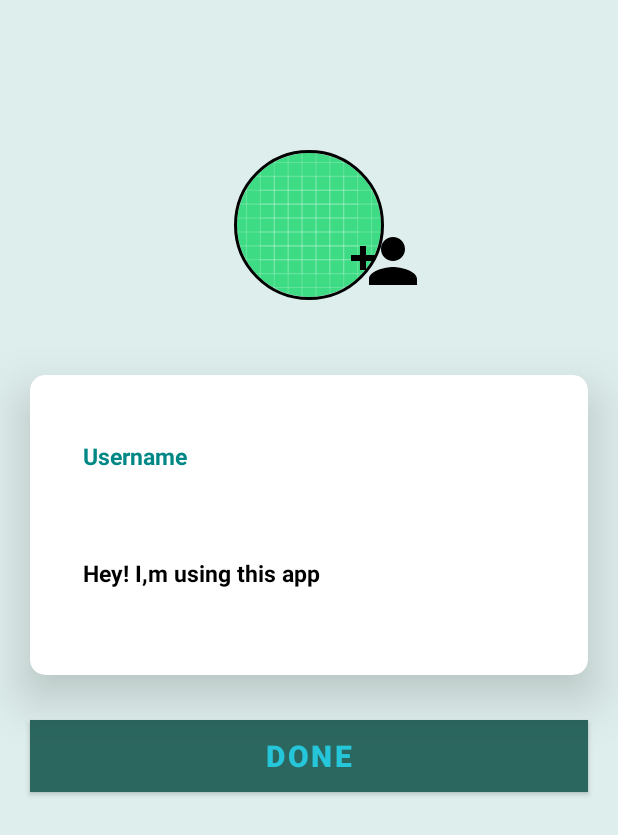
After one commit to RavanSA/MessagingApp, an Android app: the UserRegistrationProfile screen opened directly, with no data from a screen before it, on a phone screen of 412 x 824 dp. The commit adds this screen. Shown: the top 835 px of the screen. Run offline under Robolectric (Android 15) with nearby library versions, the phone set to English and light mode, and no system bars; our stand-ins replace CircleImageView, Firebase (no records; nobody signed in at launch, a user with empty details on screens opened directly), Picasso; libraries missing offline, so code that uses them is left out: com.canhub.cropper, com.example.awesomedialog.

Commit message:
user prof pic implemented

```diff
--- a/app/src/main/java/com/project/messagingapp/Activities/MainChatScreen.kt
+++ b/app/src/main/java/com/project/messagingapp/Activities/MainChatScreen.kt
@@ -2,12 +2,14 @@ package com.project.messagingapp.Activities
 
 import androidx.appcompat.app.AppCompatActivity
 import android.os.Bundle
+import androidx.appcompat.app.AppCompatDelegate
 import com.project.messagingapp.Fragments.ProfileFragment
 import com.project.messagingapp.Fragments.WelcomeFragment
 import com.project.messagingapp.R
 
 class MainChatScreen : AppCompatActivity() {
     override fun onCreate(savedInstanceState: Bundle?) {
+        AppCompatDelegate.setDefaultNightMode(AppCompatDelegate.MODE_NIGHT_NO);
         super.onCreate(savedInstanceState)
         setContentView(R.layout.activity_main_chat_screen)
 
--- a/app/src/main/java/com/project/messagingapp/Activities/SplashScreen.kt
+++ b/app/src/main/java/com/project/messagingapp/Activities/SplashScreen.kt
@@ -8,11 +8,14 @@ import android.os.Handler
 import android.view.WindowManager
 import androidx.appcompat.app.ActionBar
 import androidx.appcompat.app.AppCompatActivity
+import androidx.appcompat.app.AppCompatDelegate
 import com.project.messagingapp.R
 
 
 class SplashScreen : AppCompatActivity() {
     override fun onCreate(savedInstanceState: Bundle?) {
+        AppCompatDelegate.setDefaultNightMode(AppCompatDelegate.MODE_NIGHT_NO);
+
         super.onCreate(savedInstanceState)
         val actionBar: ActionBar? = supportActionBar
         actionBar?.hide()
--- a/app/src/main/java/com/project/messagingapp/Constants/AppConstants.kt
+++ b/app/src/main/java/com/project/messagingapp/Constants/AppConstants.kt
@@ -2,7 +2,6 @@ package com.project.messagingapp.Constants
 
 interface AppConstants {
     companion object{
-        val Path = "ProfileImage/image q"
-
+        val Path = "ProfileImage/image"
     }
 }
--- /dev/null
+++ b/app/src/main/res/layout/activity_user_registration_profile.xml
@@ -0,0 +1,102 @@
+<?xml version="1.0" encoding="utf-8"?>
+<RelativeLayout xmlns:android="http://schemas.android.com/apk/res/android"
+    xmlns:app="http://schemas.android.com/apk/res-auto"
+    xmlns:tools="http://schemas.android.com/tools"
+    android:layout_width="match_parent"
+    android:layout_height="match_parent"
+    android:background="@color/BackGround"
+    tools:context=".Activities.UserRegistrationProfile"
+    android:id="@+id/user_profile_lay_id"
+    >
+
+    <androidx.coordinatorlayout.widget.CoordinatorLayout
+        android:layout_width="match_parent"
+        android:layout_height="300dp"
+        >
+
+        <de.hdodenhof.circleimageview.CircleImageView
+            android:id="@+id/temp_prof_image"
+            android:layout_width="100dp"
+            android:layout_height="100dp"
+            android:layout_gravity="center"
+            android:src="@drawable/ic_launcher_background"
+            app:civ_border_color="@color/black"
+            app:civ_border_width="2dp" />
+
+        <ImageView
+            android:id="@+id/imgPickImage"
+            android:layout_width="48dp"
+            android:layout_height="48dp"
+            android:layout_marginTop="150dp"
+            android:clickable="true"
+            android:contentDescription="@string/todo"
+            android:src="@drawable/ic_baseline_person_add_24"
+            app:layout_anchor="@id/temp_prof_image"
+            app:layout_anchorGravity="end|center"
+            app:tint="@color/black" />
+
+
+    </androidx.coordinatorlayout.widget.CoordinatorLayout>
+
+    <androidx.cardview.widget.CardView
+        android:id="@+id/card"
+        android:layout_width="match_parent"
+        android:layout_height="200dp"
+        android:layout_marginHorizontal="20dp"
+        android:layout_marginTop="250dp"
+        app:cardCornerRadius="10dp"
+        app:cardElevation="20dp">
+
+        <LinearLayout
+            android:layout_width="match_parent"
+            android:layout_height="match_parent"
+            android:layout_marginHorizontal="25dp"
+            android:orientation="vertical">
+
+            <EditText
+                android:id="@+id/edtProfileName"
+                android:layout_width="match_parent"
+                android:layout_height="48dp"
+                android:layout_marginTop="30dp"
+                android:background="@color/WHITE"
+                android:hint="@string/username"
+                android:inputType="text|textCapSentences"
+                android:padding="10dp"
+                android:textColor="@color/WHITE"
+                android:textColorHint="@color/teal_700"
+                android:textSize="15sp"
+                android:textStyle="bold"
+                 />
+
+            <EditText
+                android:id="@+id/edtProfileStatus"
+                android:layout_width="match_parent"
+                android:layout_height="48dp"
+                android:layout_marginTop="30dp"
+                android:background="@color/WHITE"
+                android:inputType="text|textCapSentences"
+                android:padding="10dp"
+                android:text="@string/hey_i_m_using_this_app"
+                android:textColor="@color/white"
+                android:textSize="15sp"
+                android:textStyle="bold"
+                 />
+        </LinearLayout>
+    </androidx.cardview.widget.CardView>
+
+    <Button
+        android:id="@+id/UserProfileSave"
+        android:layout_width="match_parent"
+        android:layout_height="wrap_content"
+        android:layout_below="@+id/card"
+        android:layout_marginHorizontal="20dp"
+        android:layout_marginTop="30dp"
+        android:background="@color/purple_700"
+        android:backgroundTint="@color/purple_200"
+        android:text="@string/done"
+        android:textColor="#26C6DA"
+        android:textSize="20sp"
+        android:textStyle="bold" />
+
+
+</RelativeLayout>
--- a/app/src/main/res/values/strings.xml
+++ b/app/src/main/res/values/strings.xml
@@ -19,4 +19,8 @@
     <string name="full_name">Full Name</string>
     <string name="status">Status</string>
     <string name="phone">Phone</string>
+    <string name="username">Username</string>
+    <string name="hey_i_m_using_this_app">Hey! I,m using this app</string>
+    <string name="done">Done</string>
+    <string name="todo">TODO</string>
 </resources>
--- a/build.gradle
+++ b/build.gradle
@@ -7,7 +7,7 @@ buildscript {
     }
     dependencies {
         classpath "com.android.tools.build:gradle:4.1.3"
-        classpath "org.jetbrains.kotlin:kotlin-gradle-plugin:1.5.31"
+        classpath 'org.jetbrains.kotlin:kotlin-gradle-plugin:1.6.10-RC'
         classpath 'com.google.gms:google-services:4.3.10'
         classpath 'com.google.gms:google-services:4.3.10'
 
@@ -20,6 +20,8 @@ allprojects {
     repositories {
         google()
         jcenter()
+        maven { url 'https://jitpack.io' }
+
     }
 }
 
```
Also changed, not shown: app/build.gradle (+6 -3 lines), app/src/main/AndroidManifest.xml (+17 -7 lines), app/src/main/java/com/project/messagingapp/Activities/RegistrationActivity.kt (+22 -1 lines), app/src/main/java/com/project/messagingapp/Activities/UserRegistrationProfile.kt (added, +212 -0 lines), app/src/main/java/com/project/messagingapp/Fragments/DialogFragment.kt (added, +36 -0 lines), app/src/main/java/com/project/messagingapp/Fragments/GetNumber.kt (+6 -4 lines), app/src/main/java/com/project/messagingapp/Fragments/GetUserData.kt (deleted, +0 -193 lines), app/src/main/java/com/project/messagingapp/Fragments/ProfileFragment.kt (+10 -0 lines), app/src/main/java/com/project/messagingapp/Fragments/VerifyNum.kt (+10 -4 lines), app/src/main/res/layout/fragment_dialog.xml (added, +8 -0 lines), app/src/main/res/layout/fragment_get_user_data.xml (deleted, +0 -55 lines), app/src/main/res/xml/file_path.xml (added, +24 -0 lines).
